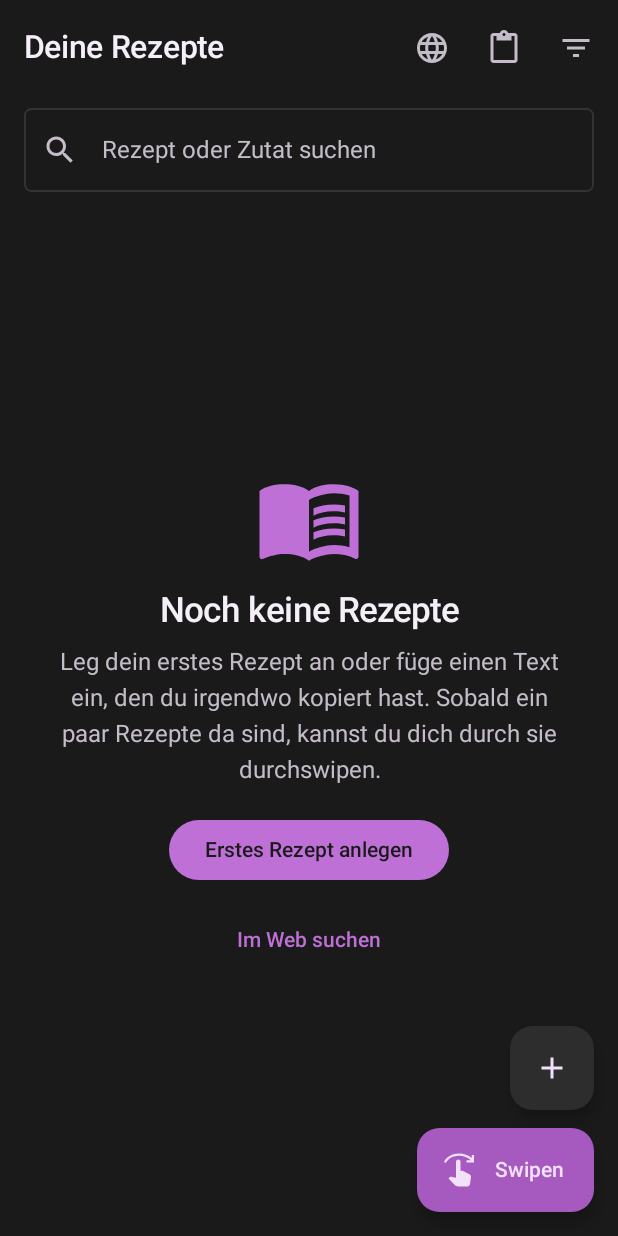
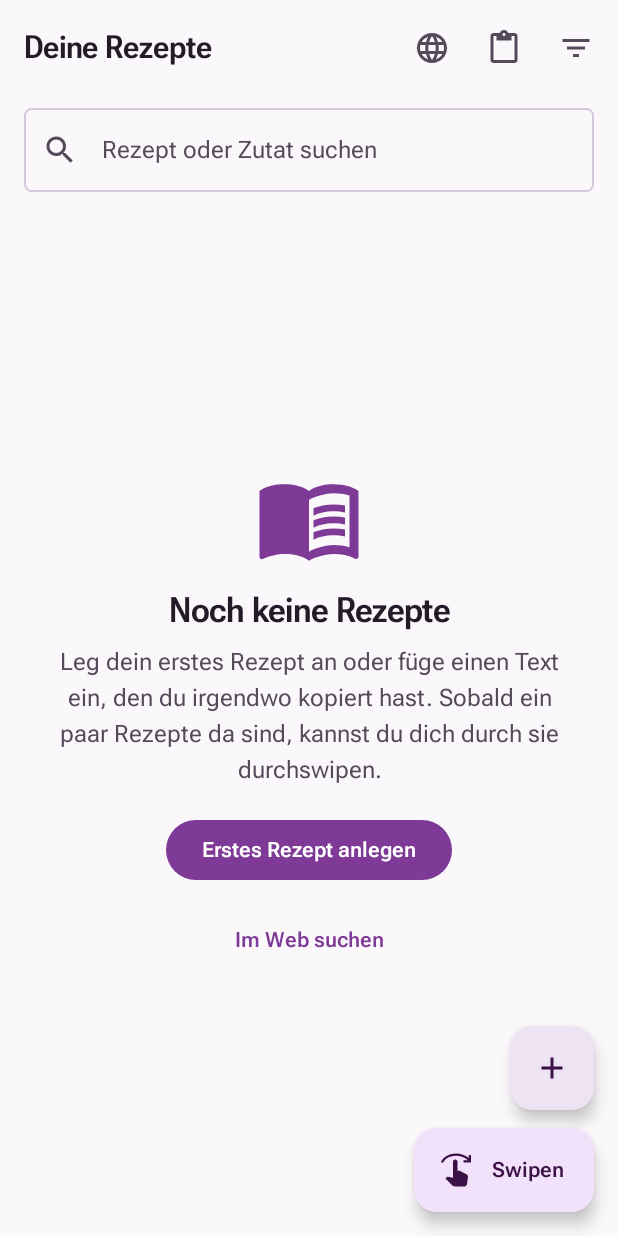
Before and after one commit to TRGamer-tech/Rezeptli, an Android app built with Jetpack Compose: the screen it shows after launch (MainActivity), on a phone screen of 412 x 824 dp. Run offline under Robolectric (Android 15) with nearby library versions, the phone set to English and light mode, and no system bars; our stand-ins replace Dagger/Hilt's generated code, Room's generated code, paging.

Commit message:
feat(design): Roboto Flex einbinden und Hellmodus ergaenzen
Roboto Flex loest die Systemschrift ab. Die mitgelieferte Datei ist auf
Latein reduziert und auf die vier genutzten Achsen erleichtert - 396 KB
statt 1.79 MB, bei vollem Zeichenvorrat fuer Deutsch, Franzoesisch und
Italienisch samt Bruchzahlen. Grosse Titel nutzen die Achsen fuer Staerke,
Breite und optische Groesse, wie es das Kit vorsieht. Lizenz und die
vorgenommenen Aenderungen stehen in licenses/.

Google Sans laesst sich nicht verwenden - geschuetzte Hausschrift, in
fremden Apps nicht lizenziert. Bedienelemente nutzen deshalb ebenfalls
Roboto Flex in einer schmaleren optischen Groesse.

Der Hellmodus ist aus der dunklen Fassung abgeleitet. Purple500 und
Purple600 des Kits erreichen auf hellem Grund nur 4.1:1 und reichen damit
nicht; die helle Fassung nutzt eine dunklere Stufe derselben Farbe mit
6.8:1. Dasselbe gilt fuer die Wisch-Rueckmeldung, deren Mesh-Toene auf
Weiss auf 1.2:1 faellen. Alle Verhaeltnisse sind nachgerechnet.

Co-Authored-By: Claude Opus 5 <noreply@anthropic.com>
Claude-Session: https://claude.ai/code/session_01DLairdoJAjh3ZcdSyhhBo7

```diff
--- a/app/src/main/java/ch/rezeptli/app/presentation/MainActivity.kt
+++ b/app/src/main/java/ch/rezeptli/app/presentation/MainActivity.kt
@@ -1,10 +1,8 @@
 package ch.rezeptli.app.presentation
 
 import android.content.Intent
-import android.graphics.Color
 import android.os.Bundle
 import androidx.activity.ComponentActivity
-import androidx.activity.SystemBarStyle
 import androidx.activity.compose.setContent
 import androidx.activity.enableEdgeToEdge
 import androidx.compose.foundation.layout.fillMaxSize
@@ -20,12 +18,7 @@ import dagger.hilt.android.AndroidEntryPoint
 class MainActivity : ComponentActivity() {
     override fun onCreate(savedInstanceState: Bundle?) {
         installSplashScreen()
-        // Die App ist durchgehend dunkel - damit bleiben auch die Symbole in der
-        // Statusleiste hell, unabhaengig von der Einstellung des Geraets.
-        enableEdgeToEdge(
-            statusBarStyle = SystemBarStyle.dark(Color.TRANSPARENT),
-            navigationBarStyle = SystemBarStyle.dark(Color.TRANSPARENT),
-        )
+        enableEdgeToEdge()
         super.onCreate(savedInstanceState)
 
         // Ein aus dem Browser geteilter Link fuehrt direkt in den Import.
--- a/app/src/main/java/ch/rezeptli/app/presentation/common/theme/Color.kt
+++ b/app/src/main/java/ch/rezeptli/app/presentation/common/theme/Color.kt
@@ -5,43 +5,85 @@ import androidx.compose.ui.graphics.Color
 /*
  * Die Bedeutung der Farben - welcher Rohwert aus [Tokens] welche Rolle spielt.
  *
- * Das Design ist dunkel angelegt: anthrazitfarbene Flaechen, Violett als Akzent. Alle
- * hier gewaehlten Kombinationen aus Text und Untergrund erreichen mindestens ein
- * Kontrastverhaeltnis von 4.5:1 (Purple500 auf Charcoal900: 5.4:1, Purple100 auf
- * Charcoal800: 12.5:1, Charcoal900 auf Purple500: 5.4:1).
+ * Das UI-Kit definiert ein dunkles Design. Die helle Fassung ist daraus abgeleitet:
+ * gleiche Farbfamilie, aber Flaechen und Schrift getauscht. Weil Violett auf hellem
+ * Grund heller wirkt, reichen Purple500 und Purple600 dort nicht aus - sie erreichen
+ * nur 4.1:1 gegen den hellen Hintergrund. Die helle Fassung nutzt deshalb eine
+ * dunklere Stufe derselben Farbe.
+ *
+ * Alle Werte sind nachgerechnet, nicht geschaetzt (Verhaeltnisse jeweils gegen den
+ * Hintergrund der eigenen Fassung).
  */
 
-// Flaechen
-internal val SurfaceBackground = Tokens.Neutral.Charcoal900
-internal val SurfaceRaised = Tokens.Neutral.Charcoal850
-internal val SurfaceCard = Tokens.Neutral.Charcoal800
-internal val SurfaceElevated = Tokens.Neutral.Charcoal750
-internal val SurfaceLine = Tokens.Neutral.Charcoal700
+// ---------------------------------------------------------------- dunkle Fassung
 
-// Schrift auf dunklem Grund
-internal val TextPrimary = Color(0xFFF5F0F7)
-internal val TextSecondary = Color(0xFFC4BCC8)
+internal val DarkBackground = Tokens.Neutral.Charcoal900
+internal val DarkSurfaceRaised = Tokens.Neutral.Charcoal850
+internal val DarkSurfaceCard = Tokens.Neutral.Charcoal800
+internal val DarkSurfaceElevated = Tokens.Neutral.Charcoal750
+internal val DarkOutline = Tokens.Neutral.Charcoal700
 
-// Akzent
-internal val AccentPrimary = Tokens.Purple.Purple500
-internal val AccentPressed = Tokens.Purple.Purple600
-internal val AccentSoft = Tokens.Purple.Purple300
-internal val AccentLight = Tokens.Purple.Purple100
+/** 14.9:1 auf Charcoal900. */
+internal val DarkTextPrimary = Color(0xFFF5F0F7)
 
-/** Schrift auf der Akzentflaeche - dunkel, weil Weiss auf Violett zu schwach kontrastiert. */
-internal val OnAccent = Tokens.Neutral.Charcoal900
+/** 8.7:1 auf Charcoal900. */
+internal val DarkTextSecondary = Color(0xFFC4BCC8)
 
-// Fehler
-internal val ErrorColor = Color(0xFFFF8A80)
-internal val OnErrorColor = Color(0xFF3B0906)
-internal val ErrorSurface = Color(0xFF4E1512)
+/** 5.4:1 auf Charcoal900. */
+internal val DarkAccent = Tokens.Purple.Purple500
+internal val DarkAccentPressed = Tokens.Purple.Purple600
+internal val DarkAccentSoft = Tokens.Purple.Purple300
+internal val DarkAccentLight = Tokens.Purple.Purple100
 
-/**
- * Rueckmeldung waehrend der Wisch-Geste.
- *
+/** Schrift auf der Akzentflaeche - dunkel, weil Weiss auf Violett nur 3.2:1 erreicht. */
+internal val DarkOnAccent = Tokens.Neutral.Charcoal900
+
+internal val DarkError = Color(0xFFFF8A80)
+internal val DarkOnError = Color(0xFF3B0906)
+internal val DarkErrorSurface = Color(0xFF4E1512)
+
+// ----------------------------------------------------------------- helle Fassung
+
+/** Nicht reines Weiss, sondern ein Hauch der Akzentfarbe darin. */
+internal val LightBackground = Color(0xFFFBF8FC)
+internal val LightSurfaceCard = Color(0xFFFFFFFF)
+internal val LightSurfaceVariant = Color(0xFFF1E8F5)
+internal val LightSurfaceElevated = Color(0xFFEDE3F2)
+internal val LightOutline = Color(0xFFD5C7DC)
+
+/** 15.9:1 auf dem hellen Hintergrund. */
+internal val LightTextPrimary = Color(0xFF231B27)
+
+/** 8.0:1 auf dem hellen Hintergrund. */
+internal val LightTextSecondary = Color(0xFF544A59)
+
+/** Dunklere Stufe der Kit-Farbe: 6.8:1 auf hellem Grund, Weiss darauf 7.2:1. */
+internal val LightAccent = Color(0xFF7E3A96)
+internal val LightAccentPressed = Color(0xFF6F3285)
+
+/** Purple100 aus dem Kit - als helle Akzentflaeche unveraendert brauchbar. */
+internal val LightAccentContainer = Tokens.Purple.Purple100
+internal val LightOnAccentContainer = Color(0xFF3B1147)
+internal val LightOnAccent = Color(0xFFFFFFFF)
+
+internal val LightError = Color(0xFFB3261E)
+internal val LightOnError = Color(0xFFFFFFFF)
+internal val LightErrorSurface = Color(0xFFF9DEDC)
+
+// ------------------------------------------------------------- Wisch-Rueckmeldung
+
+/*
  * Gruen fuer Ja, Rot fuer Nein bleibt erhalten - die Bedeutung ist eingeuebt und soll
- * sich durch den Neuanstrich nicht aendern. Die Toene stammen aber aus der Mesh-Palette
- * des UI-Kits, damit sie zum neuen Design passen.
+ * sich durch den Neuanstrich nicht aendern. Im Dunkeln stammen die Toene aus der
+ * Mesh-Palette des Kits; auf hellem Grund waeren sie mit 1.2:1 unlesbar, dort stehen
+ * dunklere Fassungen derselben Farben.
  */
-internal val SwipeYes = Tokens.Mesh.Mint
-internal val SwipeNo = Tokens.Mesh.Pink
+
+internal val SwipeYesDark = Tokens.Mesh.Mint
+internal val SwipeNoDark = Tokens.Mesh.Pink
+
+/** 5.1:1 auf hellem Grund. */
+internal val SwipeYesLight = Color(0xFF1F7A45)
+
+/** 5.8:1 auf hellem Grund. */
+internal val SwipeNoLight = Color(0xFFB92844)
--- a/app/src/main/java/ch/rezeptli/app/presentation/common/theme/Effects.kt
+++ b/app/src/main/java/ch/rezeptli/app/presentation/common/theme/Effects.kt
@@ -2,6 +2,7 @@ package ch.rezeptli.app.presentation.common.theme
 
 import androidx.compose.foundation.background
 import androidx.compose.foundation.border
+import androidx.compose.material3.MaterialTheme
 import androidx.compose.runtime.Composable
 import androidx.compose.ui.Modifier
 import androidx.compose.ui.composed
@@ -76,7 +77,7 @@ fun Modifier.cardSurface(shape: Shape): Modifier = composed {
     val accents = RezeptliTheme.accents
     this
         .clip(shape)
-        .background(SurfaceCard)
+        .background(MaterialTheme.colorScheme.surfaceContainer)
         .border(width = 1.dp, color = accents.hairline, shape = shape)
 }
 
--- a/app/src/main/java/ch/rezeptli/app/presentation/common/theme/Theme.kt
+++ b/app/src/main/java/ch/rezeptli/app/presentation/common/theme/Theme.kt
@@ -1,7 +1,9 @@
 package ch.rezeptli.app.presentation.common.theme
 
+import androidx.compose.foundation.isSystemInDarkTheme
 import androidx.compose.material3.MaterialTheme
 import androidx.compose.material3.darkColorScheme
+import androidx.compose.material3.lightColorScheme
 import androidx.compose.runtime.Composable
 import androidx.compose.runtime.CompositionLocalProvider
 import androidx.compose.runtime.ReadOnlyComposable
@@ -10,34 +12,66 @@ import androidx.compose.ui.graphics.Color
 import androidx.compose.ui.text.TextStyle
 
 private val DarkColors = darkColorScheme(
-    primary = AccentPrimary,
-    onPrimary = OnAccent,
-    primaryContainer = AccentPressed,
-    onPrimaryContainer = AccentLight,
-    secondary = AccentSoft,
-    onSecondary = OnAccent,
-    secondaryContainer = SurfaceElevated,
-    onSecondaryContainer = AccentLight,
+    primary = DarkAccent,
+    onPrimary = DarkOnAccent,
+    primaryContainer = DarkAccentPressed,
+    onPrimaryContainer = DarkAccentLight,
+    secondary = DarkAccentSoft,
+    onSecondary = DarkOnAccent,
+    secondaryContainer = DarkSurfaceElevated,
+    onSecondaryContainer = DarkAccentLight,
     tertiary = Tokens.Mesh.Teal,
     onTertiary = Tokens.Neutral.Charcoal900,
-    tertiaryContainer = SurfaceElevated,
-    onTertiaryContainer = TextPrimary,
-    error = ErrorColor,
-    onError = OnErrorColor,
-    errorContainer = ErrorSurface,
+    tertiaryContainer = DarkSurfaceElevated,
+    onTertiaryContainer = DarkTextPrimary,
+    error = DarkError,
+    onError = DarkOnError,
+    errorContainer = DarkErrorSurface,
     onErrorContainer = Color(0xFFFFDAD6),
-    background = SurfaceBackground,
-    onBackground = TextPrimary,
-    surface = SurfaceBackground,
-    onSurface = TextPrimary,
-    surfaceVariant = SurfaceCard,
-    onSurfaceVariant = TextSecondary,
-    outline = SurfaceLine,
+    background = DarkBackground,
+    onBackground = DarkTextPrimary,
+    surface = DarkBackground,
+    onSurface = DarkTextPrimary,
+    surfaceVariant = DarkSurfaceCard,
+    onSurfaceVariant = DarkTextSecondary,
+    outline = DarkOutline,
     outlineVariant = Tokens.Border.Hairline,
-    surfaceContainer = SurfaceCard,
-    surfaceContainerHigh = SurfaceElevated,
-    surfaceContainerHighest = SurfaceElevated,
-    surfaceContainerLow = SurfaceRaised,
+    surfaceContainerLow = DarkSurfaceRaised,
+    surfaceContainer = DarkSurfaceCard,
+    surfaceContainerHigh = DarkSurfaceElevated,
+    surfaceContainerHighest = DarkSurfaceElevated,
+    scrim = Tokens.Neutral.Black,
+)
+
+private val LightColors = lightColorScheme(
+    primary = LightAccent,
+    onPrimary = LightOnAccent,
+    primaryContainer = LightAccentContainer,
+    onPrimaryContainer = LightOnAccentContainer,
+    secondary = LightAccentPressed,
+    onSecondary = LightOnAccent,
+    secondaryContainer = LightSurfaceElevated,
+    onSecondaryContainer = LightOnAccentContainer,
+    tertiary = Color(0xFF00696E),
+    onTertiary = LightOnAccent,
+    tertiaryContainer = Color(0xFFCFF7F9),
+    onTertiaryContainer = Color(0xFF002022),
+    error = LightError,
+    onError = LightOnError,
+    errorContainer = LightErrorSurface,
+    onErrorContainer = Color(0xFF410E0B),
+    background = LightBackground,
+    onBackground = LightTextPrimary,
+    surface = LightBackground,
+    onSurface = LightTextPrimary,
+    surfaceVariant = LightSurfaceVariant,
+    onSurfaceVariant = LightTextSecondary,
+    outline = LightOutline,
+    outlineVariant = Color(0xFFE6DAEB),
+    surfaceContainerLow = Color(0xFFF7F1F9),
+    surfaceContainer = LightSurfaceCard,
+    surfaceContainerHigh = LightSurfaceElevated,
+    surfaceContainerHighest = LightSurfaceElevated,
     scrim = Tokens.Neutral.Black,
 )
 
@@ -58,13 +92,27 @@ data class RezeptliAccentColors(
 )
 
 private val DarkAccents = RezeptliAccentColors(
-    swipeYes = SwipeYes,
-    swipeNo = SwipeNo,
+    swipeYes = SwipeYesDark,
+    swipeNo = SwipeNoDark,
     glow = Tokens.Purple.Vivid,
     // Glas ist eine Flaeche, durch die der Hintergrund schimmert - deshalb halbtransparent.
     glassFill = Tokens.Neutral.Charcoal850.copy(alpha = 0.72f),
     hairline = Tokens.Border.Hairline,
     accentBorder = Tokens.Border.Accent,
+)
+
+/**
+ * Im Hellen traegt nicht Weiss die Raender, sondern Schwarz - sonst verschwinden sie.
+ * Auch das Leuchten ist zurueckhaltender: Auf hellem Grund wirkt ein starker Schein
+ * schnell schmutzig statt leuchtend.
+ */
+private val LightAccents = RezeptliAccentColors(
+    swipeYes = SwipeYesLight,
+    swipeNo = SwipeNoLight,
+    glow = LightAccent,
+    glassFill = Color.White.copy(alpha = 0.78f),
+    hairline = Color.Black.copy(alpha = 0.12f),
+    accentBorder = LightAccent.copy(alpha = 0.35f),
 )
 
 private val LocalAccentColors = staticCompositionLocalOf { DarkAccents }
@@ -85,19 +133,20 @@ object RezeptliTheme {
 /**
  * Das Theme der App.
  *
- * Die App ist dunkel angelegt und folgt nicht der Hell-Dunkel-Einstellung des Geraets:
- * Die Farbwelt des UI-Kits ist als dunkles Design definiert, und eine daraus abgeleitete
- * helle Variante waere geraten, nicht vorgegeben.
- *
  * Dynamic Color (Material You) bleibt bewusst aus: Die Wisch-Rueckmeldung braucht
- * verlaessliche Gruen- und Rottoene, die sich nicht mit dem Hintergrundbild des Geraets
- * aendern.
+ * verlaessliche Gruen- und Rottoene, die sich nicht mit dem Hintergrundbild des
+ * Geraets aendern.
  */
 @Composable
-fun RezeptliTheme(content: @Composable () -> Unit) {
-    CompositionLocalProvider(LocalAccentColors provides DarkAccents) {
+fun RezeptliTheme(
+    darkTheme: Boolean = isSystemInDarkTheme(),
+    content: @Composable () -> Unit,
+) {
+    CompositionLocalProvider(
+        LocalAccentColors provides if (darkTheme) DarkAccents else LightAccents,
+    ) {
         MaterialTheme(
-            colorScheme = DarkColors,
+            colorScheme = if (darkTheme) DarkColors else LightColors,
             typography = RezeptliTypography,
             shapes = RezeptliShapes,
             content = content,
--- a/app/src/main/java/ch/rezeptli/app/presentation/common/theme/Type.kt
+++ b/app/src/main/java/ch/rezeptli/app/presentation/common/theme/Type.kt
@@ -2,33 +2,69 @@ package ch.rezeptli.app.presentation.common.theme
 
 import androidx.compose.material3.Typography
 import androidx.compose.ui.text.TextStyle
+import androidx.compose.ui.text.font.Font
 import androidx.compose.ui.text.font.FontFamily
+import androidx.compose.ui.text.font.FontVariation
 import androidx.compose.ui.text.font.FontWeight
 import androidx.compose.ui.unit.sp
+import ch.rezeptli.app.R
 
 /**
- * Die drei Schriftrollen des UI-Kits.
+ * Die Schriftrollen des UI-Kits.
  *
- * Das Kit nennt "Roboto Flex" fuer grosse Titel und "Google Sans" fuer Bedienelemente.
- * Beide liegen dem Projekt nicht bei: Google Sans ist eine geschuetzte Hausschrift und
- * darf in fremden Apps nicht verwendet werden, Roboto Flex waere zwar frei lizenziert,
- * wuerde die App aber um rund 1.7 MB vergroessern oder eine Abhaengigkeit zu den
- * Play-Diensten verlangen.
+ * Grundlage ist Roboto Flex, eine variable Schrift: Staerke, Breite und optische
+ * Groesse sind stufenlos einstellbar, statt fuer jede Staerke eine eigene Datei zu
+ * brauchen. Genau das verlangt das Kit fuer grosse Titel.
  *
- * Bis das entschieden ist, zeigen alle drei Rollen auf die Systemschrift. Die Rollen
- * existieren aber bereits als eigene Werte, sodass ein Wechsel spaeter genau hier
- * stattfindet und nicht in jedem Bildschirm.
+ * Die mitgelieferte Datei ist auf Latein reduziert und um die Achsen erleichtert, die
+ * das Design nicht nutzt - 396 KB statt 1.79 MB. Einzelheiten und Lizenz stehen in
+ * `licenses/README.md`.
+ *
+ * "Google Sans" aus dem Kit laesst sich nicht verwenden: Es ist Googles geschuetzte
+ * Hausschrift und in fremden Apps nicht lizenziert. Bedienelemente nutzen deshalb
+ * ebenfalls Roboto Flex, nur in einer schmaleren optischen Groesse.
  */
-internal val DisplayFontFamily = FontFamily.SansSerif
-internal val LabelFontFamily = FontFamily.SansSerif
+private fun robotoFlex(
+    weight: FontWeight,
+    width: Float = WIDTH_NORMAL,
+    opticalSize: Float = OPTICAL_TEXT,
+) = Font(
+    resId = R.font.roboto_flex,
+    weight = weight,
+    variationSettings = FontVariation.Settings(
+        FontVariation.weight(weight.weight),
+        FontVariation.width(width),
+        FontVariation.opticalSizing(opticalSize.sp),
+    ),
+)
+
+private const val WIDTH_NORMAL = 100f
+
+/** Grosse Titel stehen etwas enger - das gibt langen Rezeptnamen mehr Platz. */
+private const val WIDTH_DISPLAY = 94f
+
+private const val OPTICAL_TEXT = 14f
+private const val OPTICAL_DISPLAY = 40f
+
+/** Fuer grosse Titel: kraeftig, eng gefuehrt, in grosser optischer Groesse gezeichnet. */
+internal val DisplayFontFamily = FontFamily(
+    robotoFlex(FontWeight.Normal, WIDTH_DISPLAY, OPTICAL_DISPLAY),
+    robotoFlex(FontWeight.Medium, WIDTH_DISPLAY, OPTICAL_DISPLAY),
+    robotoFlex(FontWeight.SemiBold, WIDTH_DISPLAY, OPTICAL_DISPLAY),
+    robotoFlex(FontWeight.Bold, WIDTH_DISPLAY, OPTICAL_DISPLAY),
+)
+
+/** Fuer Bedienelemente und Fliesstext. */
+internal val LabelFontFamily = FontFamily(
+    robotoFlex(FontWeight.Normal),
+    robotoFlex(FontWeight.Medium),
+    robotoFlex(FontWeight.SemiBold),
+    robotoFlex(FontWeight.Bold),
+)
 
 /** Fuer Mengenangaben - Ziffern gleicher Breite lassen Zutatenlisten ruhiger wirken. */
 internal val MonoFontFamily = FontFamily.Monospace
 
-/**
- * Grosse Titel sind bewusst kraeftig und eng gefuehrt; sobald eine variable Schrift
- * eingebunden ist, uebernehmen deren Achsen fuer Staerke und Breite diese Rolle.
- */
 internal val RezeptliTypography = Typography(
     displaySmall = TextStyle(
         fontFamily = DisplayFontFamily,
--- /dev/null
+++ b/app/src/main/res/values-night/themes.xml
@@ -0,0 +1,10 @@
+<?xml version="1.0" encoding="utf-8"?>
+<resources>
+    <style name="Theme.Rezeptli" parent="android:Theme.Material.NoActionBar" />
+
+    <style name="Theme.Rezeptli.Starting" parent="Theme.SplashScreen">
+        <item name="windowSplashScreenBackground">@color/splash_background_dark</item>
+        <item name="windowSplashScreenAnimatedIcon">@drawable/ic_launcher_foreground</item>
+        <item name="postSplashScreenTheme">@style/Theme.Rezeptli</item>
+    </style>
+</resources>
--- a/app/src/main/res/values/colors.xml
+++ b/app/src/main/res/values/colors.xml
@@ -3,5 +3,6 @@
     <!-- Nur fuer App-Icon und Splash-Screen. Die Farben der App selbst leben im
          Compose-Theme (presentation/common/theme/Tokens.kt). -->
     <color name="ic_launcher_background">#1A1A1A</color>
-    <color name="splash_background">#1A1A1A</color>
+    <color name="splash_background">#FBF8FC</color>
+    <color name="splash_background_dark">#1A1A1A</color>
 </resources>
--- a/app/src/main/res/values/themes.xml
+++ b/app/src/main/res/values/themes.xml
@@ -1,10 +1,7 @@
 <?xml version="1.0" encoding="utf-8"?>
 <resources>
-    <!-- Basis-Theme der Activity. Das eigentliche Aussehen kommt aus Compose.
-         Bewusst dunkel und ohne values-night-Variante: Die App folgt der
-         Hell-Dunkel-Einstellung des Geraets nicht, sonst blitzt beim Start kurz
-         eine helle Flaeche auf. -->
-    <style name="Theme.Rezeptli" parent="android:Theme.Material.NoActionBar" />
+    <!-- Basis-Theme der Activity. Das eigentliche Aussehen kommt aus Compose. -->
+    <style name="Theme.Rezeptli" parent="android:Theme.Material.Light.NoActionBar" />
 
     <!-- Startbildschirm ueber androidx.core.splashscreen. -->
     <style name="Theme.Rezeptli.Starting" parent="Theme.SplashScreen">
```
Also changed, not shown: app/src/main/res/font/roboto_flex.ttf (added), 2 other files.
